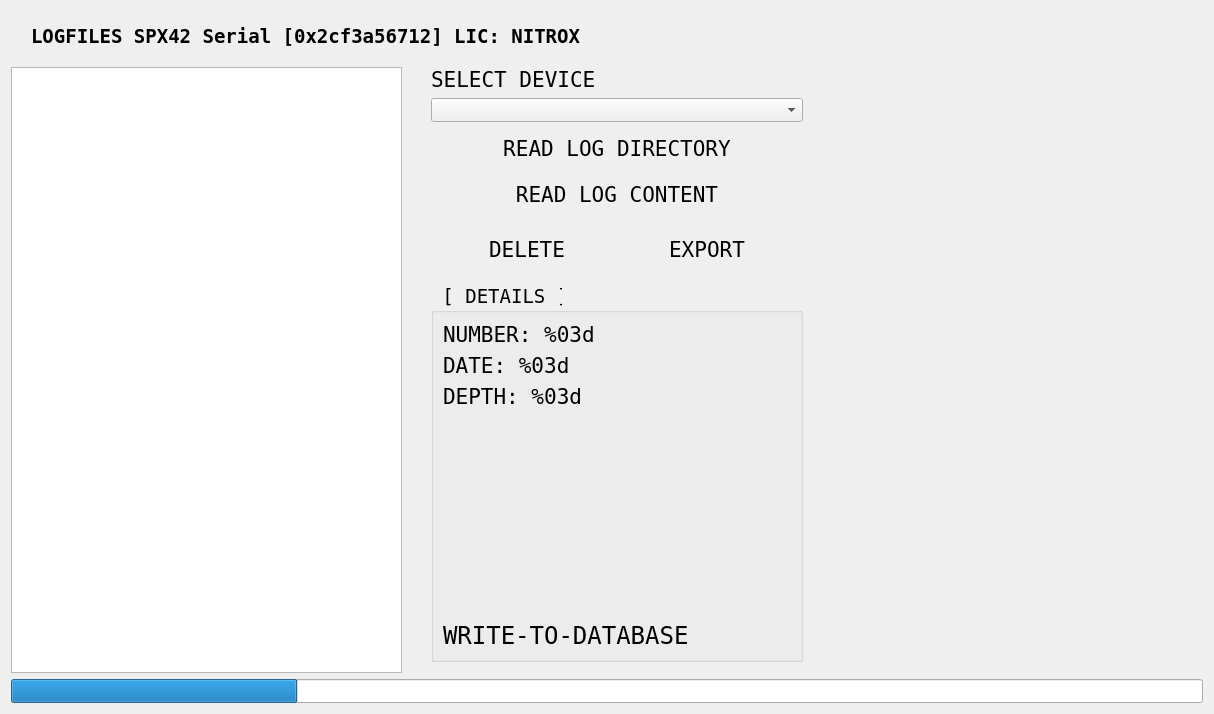
The window that src/ui/LogFragment.ui (dmarc0001/spx42Control) describes before a commit, drawn with Qt 5.
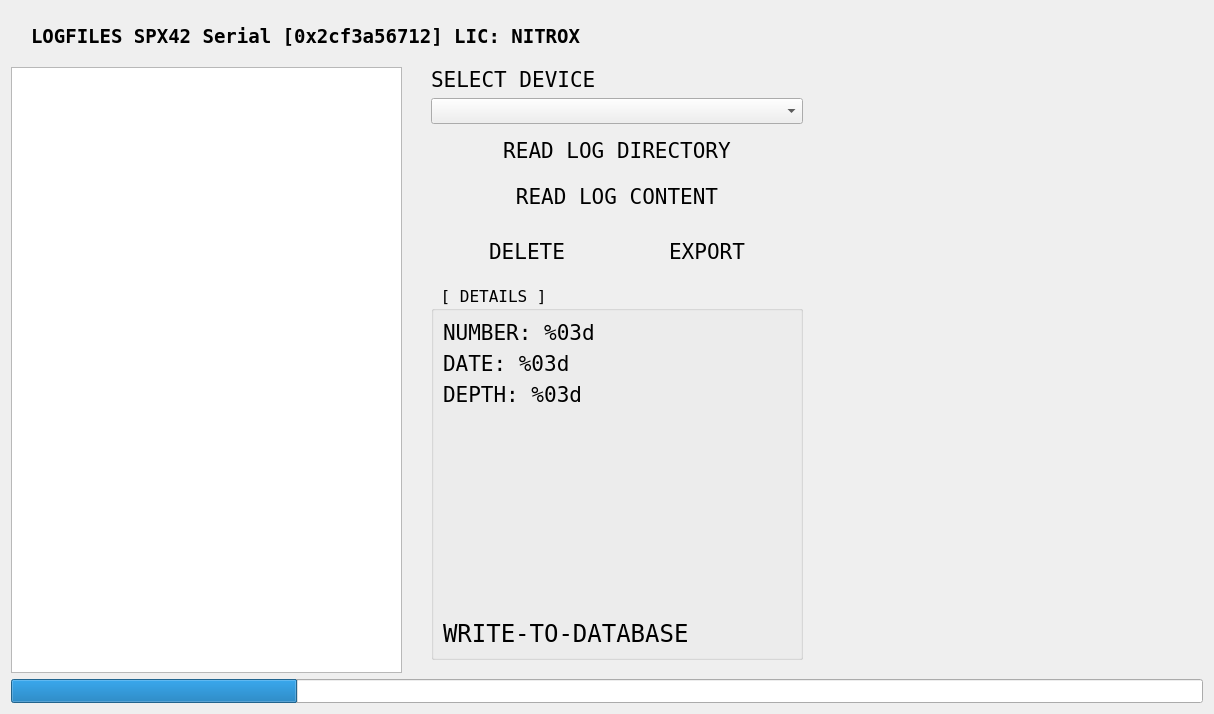
The same window after the commit.

Diff of the .ui file:
```diff
--- a/src/ui/LogFragment.ui
+++ b/src/ui/LogFragment.ui
@@ -389,7 +389,7 @@
           <widget class="QGroupBox" name="logDetailsGroupBox">
            <property name="font">
             <font>
-             <pointsize>14</pointsize>
+             <pointsize>12</pointsize>
             </font>
            </property>
            <property name="statusTip">
```
